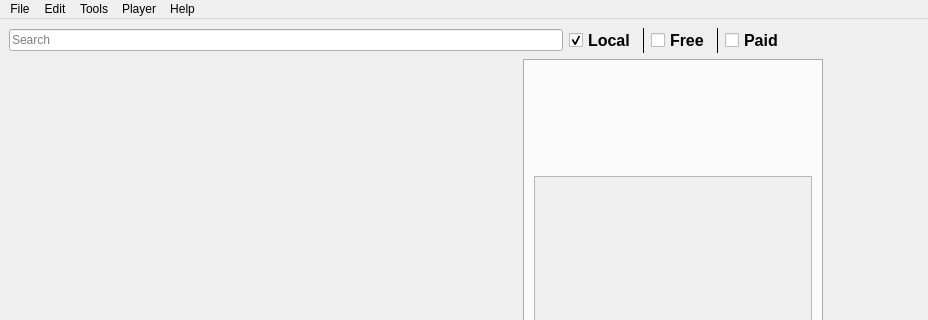
First picture: the form in Soundexy/GUI/DesignerFiles/Gui.ui, repository smithbro2115/Soundexy, before the edit; both pictures show x 0 to 928 and y 0 to 320 of the 1346 by 755 pixel window.
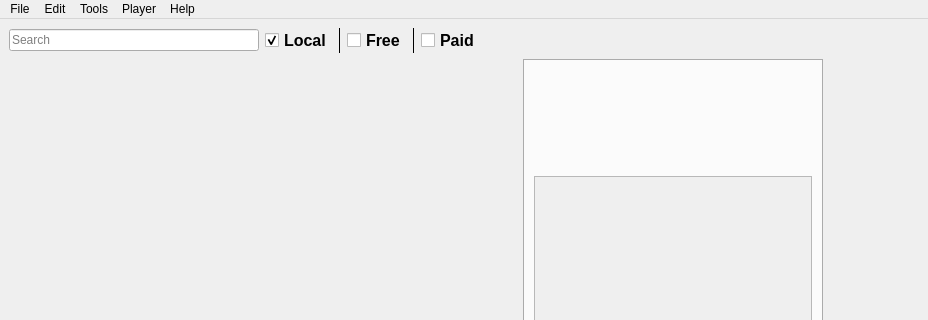
Second picture: the form after the edit. The open tabs and pages were chosen to show the change. Icons and pictures are not drawn.

The edit to the form file:
```diff
--- a/Soundexy/GUI/DesignerFiles/Gui.ui
+++ b/Soundexy/GUI/DesignerFiles/Gui.ui
@@ -107,6 +107,12 @@
      <layout class="QHBoxLayout" name="horizontalLayout">
       <item>
        <widget class="QLineEdit" name="searchLineEdit">
+        <property name="maximumSize">
+         <size>
+          <width>250</width>
+          <height>16777215</height>
+         </size>
+        </property>
         <property name="acceptDrops">
          <bool>false</bool>
         </property>
```
Left out of the diff: 4 changed lines with no effect on the pictures.
